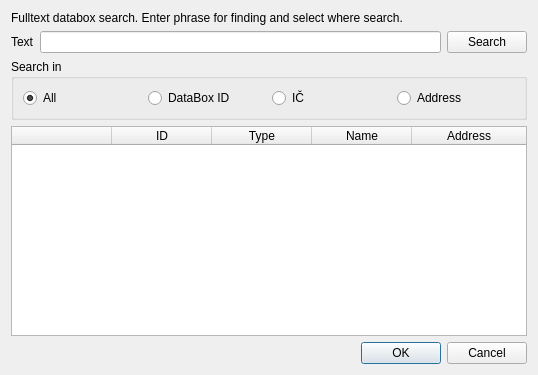
Above: src/gui/ui/dlg_ds_search2.ui from psakar/datovka before the change. Below: the same form after it.
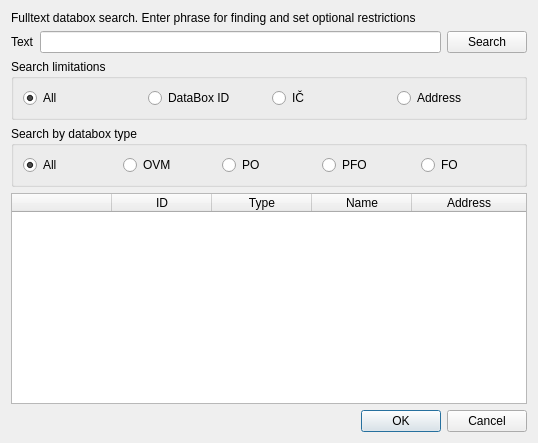
That is the form after the change. Icons and pictures are not drawn. Custom widgets are drawn as their Qt base class.

Commit message: Updated new search method (databox type)

```diff
--- a/src/gui/ui/dlg_ds_search2.ui
+++ b/src/gui/ui/dlg_ds_search2.ui
@@ -7,7 +7,7 @@
     <x>0</x>
     <y>0</y>
     <width>538</width>
-    <height>375</height>
+    <height>443</height>
    </rect>
   </property>
   <property name="windowTitle">
@@ -21,7 +21,7 @@
    <item>
     <widget class="QLabel" name="label">
      <property name="text">
-      <string>Fulltext databox search. Enter phrase for finding and select where search.</string>
+      <string>Fulltext databox search. Enter phrase for finding and set optional restrictions</string>
      </property>
     </widget>
    </item>
@@ -53,7 +53,7 @@
    <item>
     <widget class="QGroupBox" name="groupBox">
      <property name="title">
-      <string>Search in</string>
+      <string>Search limitations</string>
      </property>
      <layout class="QHBoxLayout" name="horizontalLayout_3">
       <item>
@@ -99,6 +99,53 @@
      </layout>
     </widget>
    </item>
+   <item>
+    <widget class="QGroupBox" name="groupBox_2">
+     <property name="title">
+      <string>Search by databox type</string>
+     </property>
+     <layout class="QHBoxLayout" name="horizontalLayout_2">
+      <item>
+       <widget class="QRadioButton" name="allRadioButton">
+        <property name="text">
+         <string>All</string>
+        </property>
+        <property name="checked">
+         <bool>true</bool>
+        </property>
+       </widget>
+      </item>
+      <item>
+       <widget class="QRadioButton" name="ovmRadioButton">
+        <property name="text">
+         <string>OVM</string>
+        </property>
+       </widget>
+      </item>
+      <item>
+       <widget class="QRadioButton" name="poRadioButton">
+        <property name="text">
+         <string>PO</string>
+        </property>
+       </widget>
+      </item>
+      <item>
+       <widget class="QRadioButton" name="pfoRadioButton">
+        <property name="text">
+         <string>PFO</string>
+        </property>
+       </widget>
+      </item>
+      <item>
+       <widget class="QRadioButton" name="foRradioButton">
+        <property name="text">
+         <string>FO</string>
+        </property>
+       </widget>
+      </item>
+     </layout>
+    </widget>
+   </item>
    <item>
     <widget class="LoweredTableWidget" name="contactTableWidget">
      <property name="editTriggers">
```
The commit also changes 1 other file.
